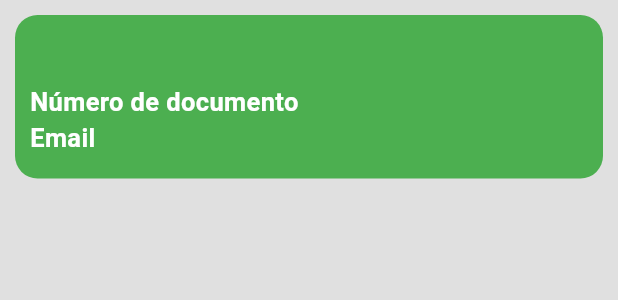
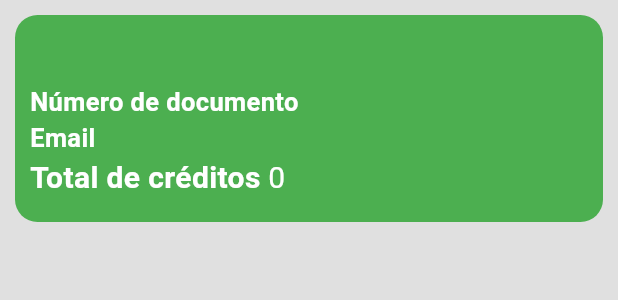
Before and after one commit to CristianBonilla/manage_student_credits_mobile, a Flutter app: the StudentCard widget shown alone on an empty page, opened directly with empty values, on a phone screen of 412 x 824 dp. Shown: the top 300 px of the screen. Run offline on Flutter 3.47's test engine with Material 3 defaults, Android fonts, the phone set to English and light mode, and no system bars.

Commit message:
:boom: Total credits for each student are rendered

```diff
--- a/lib/models/student/student_result_detail.dart
+++ b/lib/models/student/student_result_detail.dart
@@ -5,6 +5,11 @@ import 'package:manage_student_credits_mobile/models/teacher/teacher_response.da
 class StudentResultDetail {
   final StudentResponse student;
   final List<(StudentDetailResponse, TeacherResponse)> studentDetails;
+  final num totalCredits;
 
-  const StudentResultDetail(this.student, this.studentDetails);
+  const StudentResultDetail(
+    this.student,
+    this.studentDetails, [
+    this.totalCredits = 0,
+  ]);
 }
--- a/lib/widgets/student_card.dart
+++ b/lib/widgets/student_card.dart
@@ -43,6 +43,11 @@ class StudentCard extends StatelessWidget {
         ),
         TextDetail(title: 'Número de documento', text: info.documentNumber),
         TextDetail(title: 'Email', text: info.email),
+        TextDetail(
+          title: 'Total de créditos',
+          text: student.totalCredits.toString(),
+          size: 20,
+        ),
       ],
     );
   }
```
Also changed, not shown: lib/screens/students_screen.dart (+10 -1 lines), lib/services/student_service.dart (+11 -0 lines).
